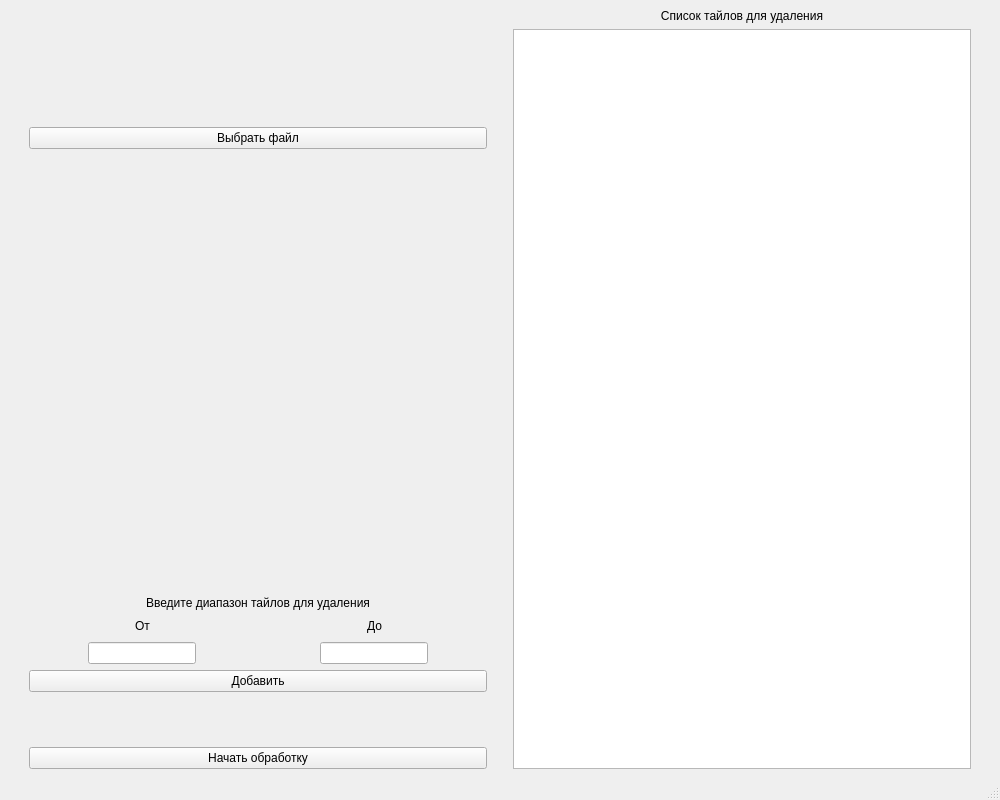
The window that desktop/ui_files/main_window.ui (PrincePepper/DVFU_practice_work_genome_sequencing) describes before a commit, drawn with Qt 5.
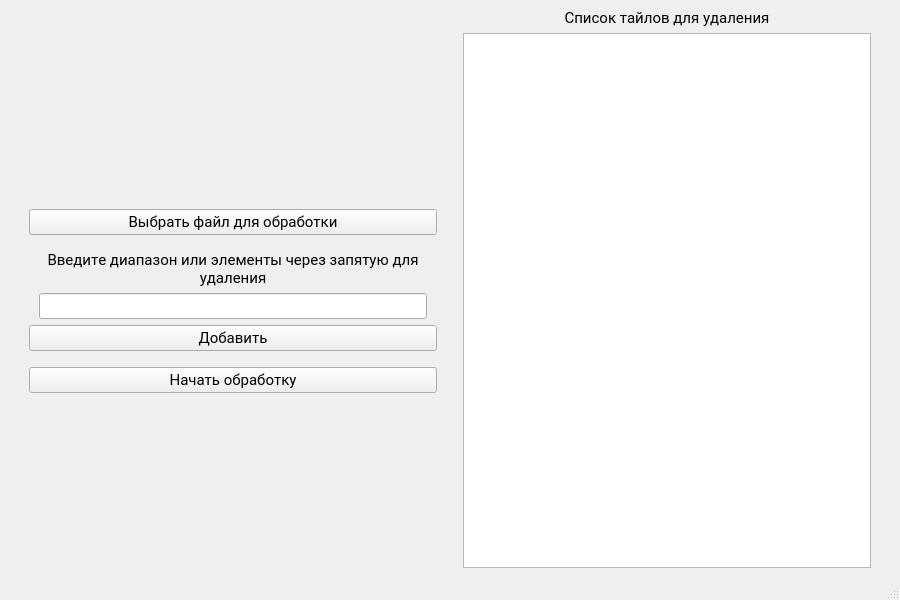
The same window after the commit. Icons and pictures are not drawn.

The edit to the form file:
```diff
--- a/desktop/ui_files/main_window.ui
+++ b/desktop/ui_files/main_window.ui
@@ -6,12 +6,61 @@
    <rect>
     <x>0</x>
     <y>0</y>
-    <width>1000</width>
-    <height>800</height>
+    <width>900</width>
+    <height>600</height>
    </rect>
   </property>
+  <property name="sizePolicy">
+   <sizepolicy hsizetype="Preferred" vsizetype="Preferred">
+    <horstretch>0</horstretch>
+    <verstretch>0</verstretch>
+   </sizepolicy>
+  </property>
+  <property name="minimumSize">
+   <size>
+    <width>650</width>
+    <height>365</height>
+   </size>
+  </property>
+  <property name="maximumSize">
+   <size>
+    <width>900</width>
+    <height>600</height>
+   </size>
+  </property>
+  <property name="baseSize">
+   <size>
+    <width>900</width>
+    <height>600</height>
+   </size>
+  </property>
+  <property name="font">
+   <font>
+    <family>Roboto</family>
+    <pointsize>11</pointsize>
+    <weight>50</weight>
+    <bold>false</bold>
+    <stylestrategy>PreferDefault</stylestrategy>
+    <kerning>false</kerning>
+   </font>
+  </property>
+  <property name="contextMenuPolicy">
+   <enum>Qt::NoContextMenu</enum>
+  </property>
   <property name="windowTitle">
-   <string>MainWindow</string>
+   <string>FilterSequence</string>
+  </property>
+  <property name="windowIcon">
+   <iconset theme="fg"/>
+  </property>
+  <property name="autoFillBackground">
+   <bool>false</bool>
+  </property>
+  <property name="animated">
+   <bool>false</bool>
+  </property>
+  <property name="documentMode">
+   <bool>false</bool>
   </property>
   <widget class="QWidget" name="centralwidget">
    <layout class="QHBoxLayout" name="horizontalLayout">
@@ -53,19 +102,6 @@
         </property>
        </widget>
       </item>
-      <item>
-       <spacer name="verticalSpacer_2">
-        <property name="orientation">
-         <enum>Qt::Vertical</enum>
-        </property>
-        <property name="sizeHint" stdset="0">
-         <size>
-          <width>20</width>
-          <height>40</height>
-         </size>
-        </property>
-       </spacer>
-      </item>
       <item>
        <widget class="QPushButton" name="choose_file_button">
         <property name="maximumSize">
@@ -75,123 +111,22 @@
          </size>
         </property>
         <property name="text">
-         <string>Выбрать файл</string>
+         <string>Выбрать файл для обработки</string>
         </property>
        </widget>
       </item>
-      <item>
-       <spacer name="verticalSpacer_11">
-        <property name="orientation">
-         <enum>Qt::Vertical</enum>
-        </property>
-        <property name="sizeHint" stdset="0">
-         <size>
-          <width>20</width>
-          <height>40</height>
-         </size>
-        </property>
-       </spacer>
-      </item>
-      <item>
-       <spacer name="verticalSpacer_12">
-        <property name="orientation">
-         <enum>Qt::Vertical</enum>
-        </property>
-        <property name="sizeHint" stdset="0">
-         <size>
-          <width>20</width>
-          <height>40</height>
-         </size>
-        </property>
-       </spacer>
-      </item>
-      <item>
-       <spacer name="verticalSpacer_6">
-        <property name="orientation">
-         <enum>Qt::Vertical</enum>
-        </property>
-        <property name="sizeHint" stdset="0">
-         <size>
-          <width>20</width>
-          <height>40</height>
-         </size>
-        </property>
-       </spacer>
-      </item>
-      <item>
-       <spacer name="verticalSpacer_7">
-        <property name="orientation">
-         <enum>Qt::Vertical</enum>
-        </property>
-        <property name="sizeHint" stdset="0">
-         <size>
-          <width>20</width>
-          <height>40</height>
-         </size>
-        </property>
-       </spacer>
-      </item>
-      <item>
-       <spacer name="verticalSpacer_9">
-        <property name="orientation">
-         <enum>Qt::Vertical</enum>
-        </property>
-        <property name="sizeHint" stdset="0">
-         <size>
-          <width>20</width>
-          <height>40</height>
-         </size>
-        </property>
-       </spacer>
-      </item>
-      <item>
-       <spacer name="verticalSpacer_8">
-        <property name="orientation">
-         <enum>Qt::Vertical</enum>
-        </property>
-        <property name="sizeHint" stdset="0">
-         <size>
-          <width>20</width>
-          <height>40</height>
-         </size>
-        </property>
-       </spacer>
-      </item>
-      <item>
-       <spacer name="verticalSpacer_4">
-        <property name="orientation">
-         <enum>Qt::Vertical</enum>
-        </property>
-        <property name="sizeHint" stdset="0">
-         <size>
-          <width>20</width>
-          <height>40</height>
-         </size>
-        </property>
-       </spacer>
-      </item>
-      <item>
-       <spacer name="verticalSpacer_3">
-        <property name="orientation">
-         <enum>Qt::Vertical</enum>
-        </property>
-        <property name="sizeHint" stdset="0">
-         <size>
-          <width>20</width>
-          <height>40</height>
-         </size>
-        </property>
-       </spacer>
-      </item>
       <item>
        <spacer name="verticalSpacer">
         <property name="orientation">
          <enum>Qt::Vertical</enum>
         </property>
+        <property name="sizeType">
+         <enum>QSizePolicy::Preferred</enum>
+        </property>
         <property name="sizeHint" stdset="0">
          <size>
           <width>20</width>
-          <height>40</height>
+          <height>10</height>
          </size>
         </property>
        </spacer>
@@ -199,99 +134,35 @@
       <item>
        <widget class="QLabel" name="label">
         <property name="text">
-         <string>Введите диапазон тайлов для удаления</string>
+         <string>Введите диапазон или элементы через запятую для удаления</string>
+        </property>
+        <property name="textFormat">
+         <enum>Qt::AutoText</enum>
+        </property>
+        <property name="scaledContents">
+         <bool>false</bool>
         </property>
         <property name="alignment">
          <set>Qt::AlignCenter</set>
         </property>
+        <property name="wordWrap">
+         <bool>true</bool>
+        </property>
        </widget>
       </item>
-      <item>
-       <layout class="QHBoxLayout" name="horizontalLayout_4">
-        <item>
-         <spacer name="horizontalSpacer_6">
-          <property name="orientation">
-           <enum>Qt::Horizontal</enum>
-          </property>
-          <property name="sizeHint" stdset="0">
-           <size>
-            <width>40</width>
-            <height>20</height>
-           </size>
-          </property>
-         </spacer>
-        </item>
-        <item>
-         <widget class="QLabel" name="label_2">
-          <property name="text">
-           <string>От</string>
-          </property>
-          <property name="alignment">
-           <set>Qt::AlignCenter</set>
-          </property>
-         </widget>
-        </item>
-        <item>
-         <spacer name="horizontalSpacer_5">
-          <property name="orientation">
-           <enum>Qt::Horizontal</enum>
-          </property>
-          <property name="sizeHint" stdset="0">
-           <size>
-            <width>40</width>
-            <height>20</height>
-           </size>
-          </property>
-         </spacer>
-        </item>
-        <item>
-         <spacer name="horizontalSpacer_8">
-          <property name="orientation">
-           <enum>Qt::Horizontal</enum>
-          </property>
-          <property name="sizeHint" stdset="0">
-           <size>
-            <width>40</width>
-            <height>20</height>
-           </size>
-          </property>
-         </spacer>
-        </item>
-        <item>
-         <widget class="QLabel" name="label_3">
-          <property name="text">
-           <string>До</string>
-          </property>
-          <property name="alignment">
-           <set>Qt::AlignCenter</set>
-          </property>
-         </widget>
-        </item>
-        <item>
-         <spacer name="horizontalSpacer_7">
-          <property name="orientation">
-           <enum>Qt::Horizontal</enum>
-          </property>
-          <property name="sizeHint" stdset="0">
-           <size>
-            <width>40</width>
-            <height>20</height>
-           </size>
-          </property>
-         </spacer>
-        </item>
-       </layout>
-      </item>
       <item>
        <layout class="QHBoxLayout" name="horizontalLayout_2">
         <item>
-         <spacer name="horizontalSpacer_2">
+         <spacer name="horizontalSpacer">
           <property name="orientation">
            <enum>Qt::Horizontal</enum>
           </property>
+          <property name="sizeType">
+           <enum>QSizePolicy::Preferred</enum>
+          </property>
           <property name="sizeHint" stdset="0">
            <size>
-            <width>40</width>
+            <width>10</width>
             <height>20</height>
            </size>
           </property>
@@ -299,6 +170,12 @@
         </item>
         <item>
          <widget class="QLineEdit" name="from_line_edit">
+          <property name="sizePolicy">
+           <sizepolicy hsizetype="Expanding" vsizetype="Fixed">
+            <horstretch>0</horstretch>
+            <verstretch>0</verstretch>
+           </sizepolicy>
+          </property>
           <property name="minimumSize">
            <size>
             <width>0</width>
@@ -307,56 +184,29 @@
           </property>
           <property name="maximumSize">
            <size>
-            <width>150</width>
+            <width>16777215</width>
             <height>16777215</height>
            </size>
           </property>
-         </widget>
-        </item>
-        <item>
-         <spacer name="horizontalSpacer_4">
-          <property name="orientation">
-           <enum>Qt::Horizontal</enum>
+          <property name="inputMask">
+           <string/>
           </property>
-          <property name="sizeHint" stdset="0">
-           <size>
-            <width>40</width>
-            <height>20</height>
-           </size>
+          <property name="frame">
+           <bool>true</bool>
           </property>
-         </spacer>
-        </item>
-        <item>
-         <spacer name="horizontalSpacer">
-          <property name="orientation">
-           <enum>Qt::Horizontal</enum>
-          </property>
-          <property name="sizeHint" stdset="0">
-           <size>
-            <width>40</width>
-            <height>20</height>
-           </size>
-          </property>
-         </spacer>
-        </item>
-        <item>
-         <widget class="QLineEdit" name="to_line_edit">
-          <property name="maximumSize">
-           <size>
-            <width>150</width>
-            <height>16777215</height>
-           </size>
-          </property>
          </widget>
         </item>
         <item>
-         <spacer name="horizontalSpacer_3">
+         <spacer name="horizontalSpacer_2">
           <property name="orientation">
            <enum>Qt::Horizontal</enum>
           </property>
+          <property name="sizeType">
+           <enum>QSizePolicy::Preferred</enum>
+          </property>
           <property name="sizeHint" stdset="0">
            <size>
-            <width>40</width>
+            <width>10</width>
             <height>20</height>
            </size>
           </property>
@@ -376,10 +226,13 @@
         <property name="orientation">
          <enum>Qt::Vertical</enum>
         </property>
+        <property name="sizeType">
+         <enum>QSizePolicy::Preferred</enum>
+        </property>
         <property name="sizeHint" stdset="0">
          <size>
           <width>20</width>
-          <height>40</height>
+          <height>10</height>
          </size>
         </property>
        </spacer>
@@ -397,6 +250,19 @@
         </property>
        </widget>
       </item>
+      <item>
+       <spacer name="verticalSpacer_2">
+        <property name="orientation">
+         <enum>Qt::Vertical</enum>
+        </property>
+        <property name="sizeHint" stdset="0">
+         <size>
+          <width>20</width>
+          <height>40</height>
+         </size>
+        </property>
+       </spacer>
+      </item>
      </layout>
     </item>
     <item>
```
Left out of the diff: 17 changed lines with no effect on the pictures.
